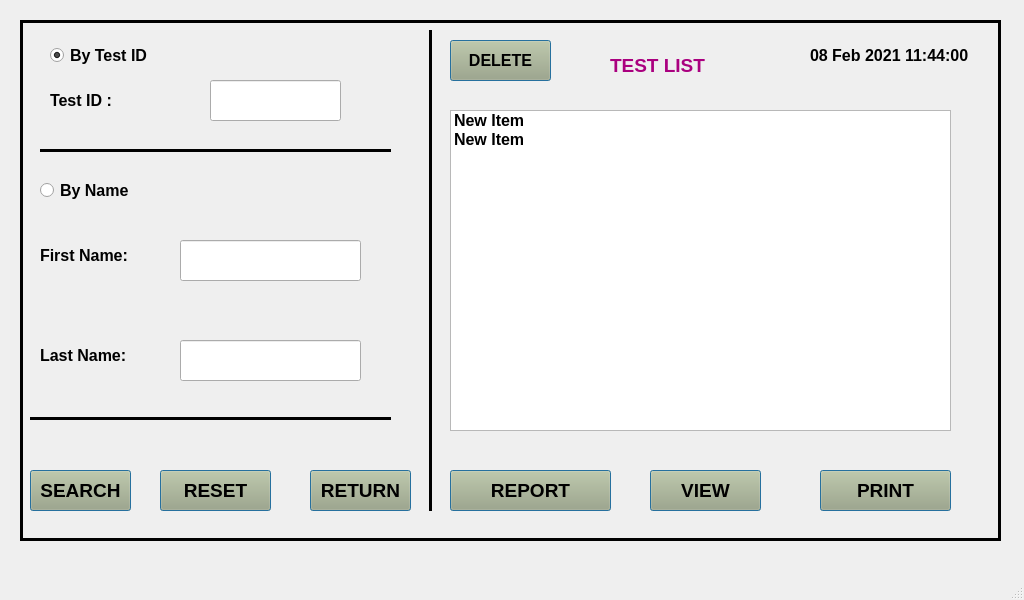
Above: URmini-Waveshare/ui/07_report_list.ui from sanjaymanegit/testRepo before the change. Below: the same form after it.
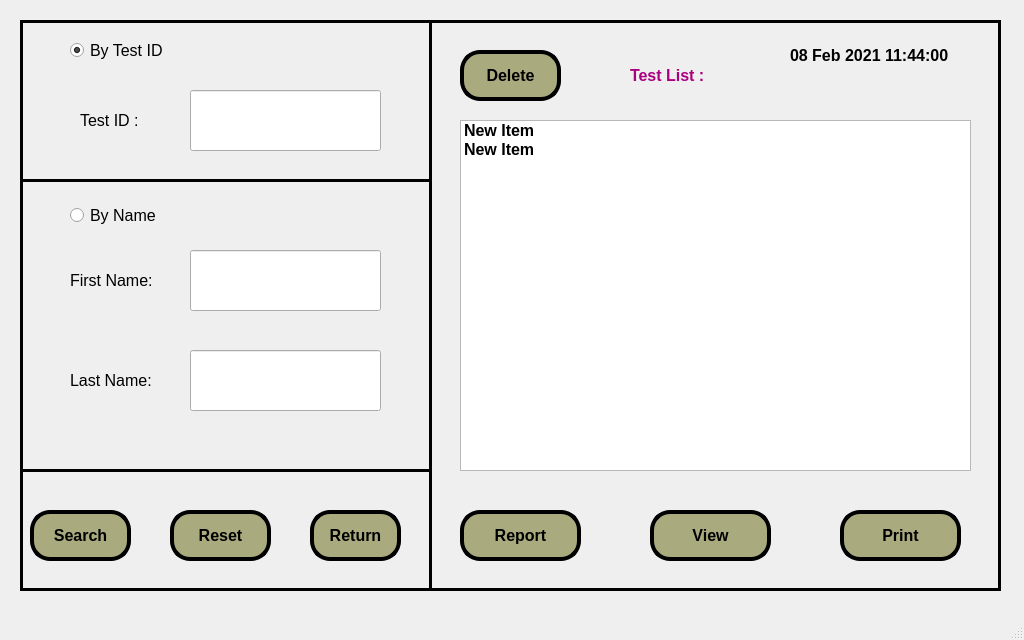
That is the form after the change.

```diff
--- a/URmini-Waveshare/ui/07_report_list.ui
+++ b/URmini-Waveshare/ui/07_report_list.ui
@@ -7,7 +7,7 @@
     <x>0</x>
     <y>0</y>
     <width>1024</width>
-    <height>600</height>
+    <height>640</height>
    </rect>
   </property>
   <property name="windowTitle">
@@ -20,7 +20,7 @@
       <x>20</x>
       <y>20</y>
       <width>981</width>
-      <height>521</height>
+      <height>571</height>
      </rect>
     </property>
     <property name="font">
@@ -47,7 +47,7 @@
     <widget class="QLabel" name="label">
      <property name="geometry">
       <rect>
-       <x>790</x>
+       <x>770</x>
        <y>20</y>
        <width>181</width>
        <height>31</height>
@@ -69,25 +69,28 @@
      <property name="geometry">
       <rect>
        <x>290</x>
-       <y>450</y>
-       <width>101</width>
-       <height>41</height>
+       <y>490</y>
+       <width>91</width>
+       <height>51</height>
       </rect>
      </property>
      <property name="font">
       <font>
        <family>Arial</family>
-       <pointsize>14</pointsize>
+       <pointsize>12</pointsize>
        <weight>75</weight>
        <bold>true</bold>
       </font>
      </property>
      <property name="styleSheet">
       <string notr="true">background-color: rgb(170, 170, 127);
-</string>
+border-radius:20px;
+border-color: rgb(0, 0, 0);
+border-style:outset;
+border-width:4px;</string>
      </property>
      <property name="text">
-      <string>RETURN</string>
+      <string>Return</string>
      </property>
      <property name="autoDefault">
       <bool>true</bool>
@@ -102,26 +105,29 @@
     <widget class="QPushButton" name="pushButton_9">
      <property name="geometry">
       <rect>
-       <x>430</x>
-       <y>450</y>
-       <width>161</width>
-       <height>41</height>
+       <x>440</x>
+       <y>490</y>
+       <width>121</width>
+       <height>51</height>
       </rect>
      </property>
      <property name="font">
       <font>
        <family>Arial</family>
-       <pointsize>14</pointsize>
+       <pointsize>12</pointsize>
        <weight>75</weight>
        <bold>true</bold>
       </font>
      </property>
      <property name="styleSheet">
       <string notr="true">background-color: rgb(170, 170, 127);
-</string>
+border-radius:20px;
+border-color: rgb(0, 0, 0);
+border-style:outset;
+border-width:4px;</string>
      </property>
      <property name="text">
-      <string>REPORT</string>
+      <string>Report</string>
      </property>
      <property name="autoDefault">
       <bool>true</bool>
@@ -136,16 +142,18 @@
     <widget class="QListWidget" name="listWidget">
      <property name="geometry">
       <rect>
-       <x>430</x>
-       <y>90</y>
-       <width>501</width>
-       <height>321</height>
+       <x>440</x>
+       <y>100</y>
+       <width>511</width>
+       <height>351</height>
       </rect>
      </property>
      <property name="font">
       <font>
        <family>Arial</family>
        <pointsize>12</pointsize>
+       <weight>75</weight>
+       <bold>true</bold>
       </font>
      </property>
      <item>
@@ -178,18 +186,18 @@
     <widget class="QLabel" name="label_2">
      <property name="geometry">
       <rect>
-       <x>30</x>
-       <y>60</y>
-       <width>101</width>
-       <height>41</height>
+       <x>60</x>
+       <y>70</y>
+       <width>91</width>
+       <height>61</height>
       </rect>
      </property>
      <property name="font">
       <font>
        <family>Arial</family>
        <pointsize>12</pointsize>
-       <weight>75</weight>
-       <bold>true</bold>
+       <weight>50</weight>
+       <bold>false</bold>
       </font>
      </property>
      <property name="text">
@@ -199,17 +207,18 @@
     <widget class="QRadioButton" name="radioButton">
      <property name="geometry">
       <rect>
-       <x>30</x>
-       <y>20</y>
-       <width>111</width>
-       <height>31</height>
+       <x>50</x>
+       <y>10</y>
+       <width>101</width>
+       <height>41</height>
       </rect>
      </property>
      <property name="font">
       <font>
+       <family>Arial</family>
        <pointsize>12</pointsize>
-       <weight>75</weight>
-       <bold>true</bold>
+       <weight>50</weight>
+       <bold>false</bold>
       </font>
      </property>
      <property name="text">
@@ -222,17 +231,18 @@
     <widget class="QRadioButton" name="radioButton_2">
      <property name="geometry">
       <rect>
-       <x>20</x>
-       <y>150</y>
+       <x>50</x>
+       <y>170</y>
        <width>121</width>
-       <height>41</height>
+       <height>51</height>
       </rect>
      </property>
      <property name="font">
       <font>
+       <family>Arial</family>
        <pointsize>12</pointsize>
-       <weight>75</weight>
-       <bold>true</bold>
+       <weight>50</weight>
+       <bold>false</bold>
       </font>
      </property>
      <property name="text">
@@ -242,18 +252,18 @@
     <widget class="QLabel" name="label_3">
      <property name="geometry">
       <rect>
-       <x>20</x>
-       <y>210</y>
-       <width>121</width>
-       <height>51</height>
+       <x>50</x>
+       <y>230</y>
+       <width>81</width>
+       <height>61</height>
       </rect>
      </property>
      <property name="font">
       <font>
        <family>Arial</family>
        <pointsize>12</pointsize>
-       <weight>75</weight>
-       <bold>true</bold>
+       <weight>50</weight>
+       <bold>false</bold>
       </font>
      </property>
      <property name="text">
@@ -263,10 +273,10 @@
     <widget class="QLineEdit" name="lineEdit">
      <property name="geometry">
       <rect>
-       <x>160</x>
-       <y>220</y>
-       <width>181</width>
-       <height>41</height>
+       <x>170</x>
+       <y>230</y>
+       <width>191</width>
+       <height>61</height>
       </rect>
      </property>
      <property name="font">
@@ -280,18 +290,18 @@
     <widget class="QLabel" name="label_4">
      <property name="geometry">
       <rect>
-       <x>20</x>
-       <y>310</y>
+       <x>50</x>
+       <y>330</y>
        <width>101</width>
-       <height>51</height>
+       <height>61</height>
       </rect>
      </property>
      <property name="font">
       <font>
        <family>Arial</family>
        <pointsize>12</pointsize>
-       <weight>75</weight>
-       <bold>true</bold>
+       <weight>50</weight>
+       <bold>false</bold>
       </font>
      </property>
      <property name="text">
@@ -301,10 +311,10 @@
     <widget class="QLineEdit" name="lineEdit_2">
      <property name="geometry">
       <rect>
-       <x>160</x>
-       <y>320</y>
-       <width>181</width>
-       <height>41</height>
+       <x>170</x>
+       <y>330</y>
+       <width>191</width>
+       <height>61</height>
       </rect>
      </property>
      <property name="font">
@@ -318,9 +328,9 @@
     <widget class="Line" name="line">
      <property name="geometry">
       <rect>
-       <x>20</x>
-       <y>120</y>
-       <width>351</width>
+       <x>0</x>
+       <y>150</y>
+       <width>411</width>
        <height>20</height>
       </rect>
      </property>
@@ -342,10 +352,10 @@
     <widget class="Line" name="line_2">
      <property name="geometry">
       <rect>
-       <x>10</x>
-       <y>390</y>
-       <width>361</width>
-       <height>16</height>
+       <x>0</x>
+       <y>430</y>
+       <width>411</width>
+       <height>41</height>
       </rect>
      </property>
      <property name="font">
@@ -367,25 +377,28 @@
      <property name="geometry">
       <rect>
        <x>10</x>
-       <y>450</y>
+       <y>490</y>
        <width>101</width>
-       <height>41</height>
+       <height>51</height>
       </rect>
      </property>
      <property name="font">
       <font>
        <family>Arial</family>
-       <pointsize>14</pointsize>
+       <pointsize>12</pointsize>
        <weight>75</weight>
        <bold>true</bold>
       </font>
      </property>
      <property name="styleSheet">
       <string notr="true">background-color: rgb(170, 170, 127);
-</string>
+border-radius:20px;
+border-color: rgb(0, 0, 0);
+border-style:outset;
+border-width:4px;</string>
      </property>
      <property name="text">
-      <string>SEARCH</string>
+      <string>Search</string>
      </property>
      <property name="autoDefault">
       <bool>true</bool>
@@ -400,26 +413,29 @@
     <widget class="QPushButton" name="pushButton_11">
      <property name="geometry">
       <rect>
-       <x>140</x>
-       <y>450</y>
-       <width>111</width>
-       <height>41</height>
+       <x>150</x>
+       <y>490</y>
+       <width>101</width>
+       <height>51</height>
       </rect>
      </property>
      <property name="font">
       <font>
        <family>Arial</family>
-       <pointsize>14</pointsize>
+       <pointsize>12</pointsize>
        <weight>75</weight>
        <bold>true</bold>
       </font>
      </property>
      <property name="styleSheet">
       <string notr="true">background-color: rgb(170, 170, 127);
-</string>
+border-radius:20px;
+border-color: rgb(0, 0, 0);
+border-style:outset;
+border-width:4px;</string>
      </property>
      <property name="text">
-      <string>RESET</string>
+      <string>Reset</string>
      </property>
      <property name="autoDefault">
       <bool>true</bool>
@@ -435,9 +451,9 @@
      <property name="geometry">
       <rect>
        <x>400</x>
-       <y>10</y>
+       <y>0</y>
        <width>20</width>
-       <height>481</height>
+       <height>571</height>
       </rect>
      </property>
      <property name="font">
@@ -458,16 +474,16 @@
     <widget class="QLabel" name="label_5">
      <property name="geometry">
       <rect>
-       <x>590</x>
-       <y>20</y>
-       <width>121</width>
-       <height>51</height>
+       <x>610</x>
+       <y>40</y>
+       <width>91</width>
+       <height>31</height>
       </rect>
      </property>
      <property name="font">
       <font>
        <family>Arial</family>
-       <pointsize>14</pointsize>
+       <pointsize>12</pointsize>
        <weight>75</weight>
        <bold>true</bold>
       </font>
@@ -476,32 +492,35 @@
       <string notr="true">color: rgb(170, 0, 127);</string>
      </property>
      <property name="text">
-      <string>TEST LIST</string>
+      <string>Test List :</string>
      </property>
     </widget>
     <widget class="QPushButton" name="pushButton_12">
      <property name="geometry">
       <rect>
        <x>630</x>
-       <y>450</y>
-       <width>111</width>
-       <height>41</height>
+       <y>490</y>
+       <width>121</width>
+       <height>51</height>
       </rect>
      </property>
      <property name="font">
       <font>
        <family>Arial</family>
-       <pointsize>14</pointsize>
+       <pointsize>12</pointsize>
        <weight>75</weight>
        <bold>true</bold>
       </font>
      </property>
      <property name="styleSheet">
       <string notr="true">background-color: rgb(170, 170, 127);
-</string>
+border-radius:20px;
+border-color: rgb(0, 0, 0);
+border-style:outset;
+border-width:4px;</string>
      </property>
      <property name="text">
-      <string>VIEW</string>
+      <string>View</string>
      </property>
      <property name="autoDefault">
       <bool>true</bool>
@@ -516,26 +535,29 @@
     <widget class="QPushButton" name="pushButton_13">
      <property name="geometry">
       <rect>
-       <x>800</x>
-       <y>450</y>
-       <width>131</width>
-       <height>41</height>
+       <x>820</x>
+       <y>490</y>
+       <width>121</width>
+       <height>51</height>
       </rect>
      </property>
      <property name="font">
       <font>
        <family>Arial</family>
-       <pointsize>14</pointsize>
+       <pointsize>12</pointsize>
        <weight>75</weight>
        <bold>true</bold>
       </font>
      </property>
      <property name="styleSheet">
       <string notr="true">background-color: rgb(170, 170, 127);
-</string>
+border-radius:20px;
+border-color: rgb(0, 0, 0);
+border-style:outset;
+border-width:4px;</string>
      </property>
      <property name="text">
-      <string>PRINT</string>
+      <string>Print</string>
      </property>
      <property name="autoDefault">
       <bool>true</bool>
@@ -550,10 +572,10 @@
     <widget class="QPushButton" name="pushButton_14">
      <property name="geometry">
       <rect>
-       <x>430</x>
-       <y>20</y>
+       <x>440</x>
+       <y>30</y>
        <width>101</width>
-       <height>41</height>
+       <height>51</height>
       </rect>
      </property>
      <property name="font">
@@ -566,10 +588,13 @@
      </property>
      <property name="styleSheet">
       <string notr="true">background-color: rgb(170, 170, 127);
-</string>
+border-radius:20px;
+border-color: rgb(0, 0, 0);
+border-style:outset;
+border-width:4px;</string>
      </property>
      <property name="text">
-      <string>DELETE</string>
+      <string>Delete</string>
      </property>
      <property name="autoDefault">
       <bool>true</bool>
@@ -584,10 +609,10 @@
     <widget class="QLineEdit" name="lineEdit_3">
      <property name="geometry">
       <rect>
-       <x>190</x>
-       <y>60</y>
-       <width>131</width>
-       <height>41</height>
+       <x>170</x>
+       <y>70</y>
+       <width>191</width>
+       <height>61</height>
       </rect>
      </property>
      <property name="font">
```
